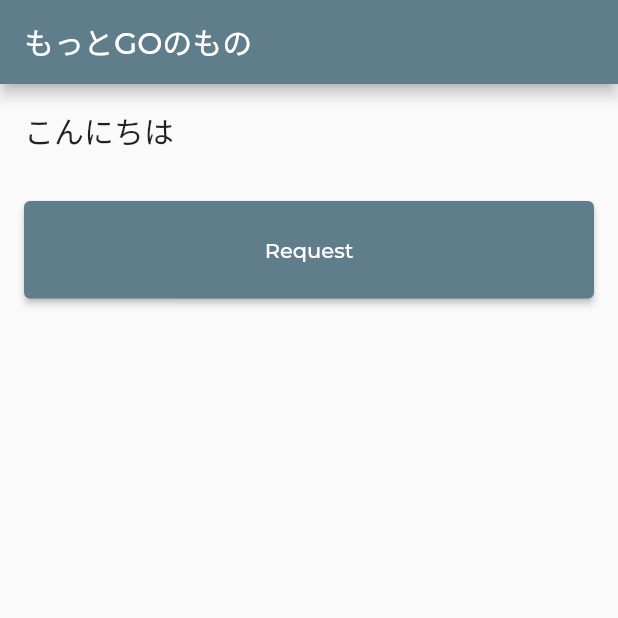
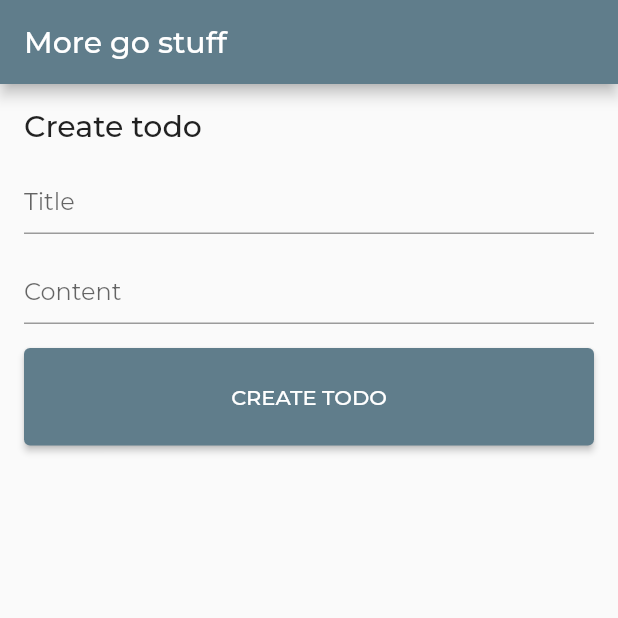
Before and after one commit to LucasVinicius314/more-go-stuff, a Flutter app: the screen it shows after launch, on a phone screen of 412 x 824 dp, the top half of it. Run offline on Flutter 3.47's test engine with Material 2 defaults, Android fonts, the phone set to English and light mode, and no system bars; our stand-ins replace google_fonts, tuple; missing offline and left inert: grpc, protobuf.

Commit message:
create todo

```diff
--- a/app/lib/modules/main_page.dart
+++ b/app/lib/modules/main_page.dart
@@ -1,7 +1,6 @@
-import 'package:flutter/foundation.dart';
 import 'package:flutter/material.dart';
-import 'package:grpc/grpc.dart';
 import 'package:more_go_stuff/generated/todo/todo.pbgrpc.dart';
+import 'package:more_go_stuff/models/todo.dart';
 
 class MainPage extends StatefulWidget {
   const MainPage({Key? key}) : super(key: key);
@@ -13,63 +12,149 @@ class MainPage extends StatefulWidget {
 }
 
 class _MainPageState extends State<MainPage> {
+  final _titleFocusNode = FocusNode();
+  final _contentFocusNode = FocusNode();
+
+  final _titleController = TextEditingController();
+  final _contentController = TextEditingController();
+
+  final _formKey = GlobalKey<FormState>();
+
+  bool _waiting = false;
+
+  Future<void> _createTodo() async {
+    if (_formKey.currentState?.validate() != true) return;
+
+    try {
+      setState(() {
+        _waiting = true;
+      });
+
+      final title = _titleController.text;
+      final content = _contentController.text;
+
+      final response = await Todo.addTodo(
+        AddTodoRequest()
+          ..title = title
+          ..content = content,
+      );
+
+      _titleController.clear();
+      _contentController.clear();
+
+      await showDialog(
+        context: context,
+        builder: (context) {
+          return AlertDialog(
+            title: const Text('Success'),
+            content: Text(response.message),
+            actions: [
+              TextButton(
+                child: const Text('OK'),
+                onPressed: () async {
+                  await Navigator.of(context).maybePop();
+                },
+              ),
+            ],
+          );
+        },
+      );
+    } catch (e) {
+      await showDialog(
+        context: context,
+        builder: (context) {
+          return AlertDialog(
+            title: const Text('Warning'),
+            content: const Text('Something went wrong.'),
+            actions: [
+              TextButton(
+                child: const Text('OK'),
+                onPressed: () async {
+                  await Navigator.of(context).maybePop();
+                },
+              ),
+            ],
+          );
+        },
+      );
+    } finally {
+      setState(() {
+        _waiting = false;
+      });
+    }
+  }
+
   @override
   Widget build(BuildContext context) {
     return Scaffold(
-      appBar: AppBar(title: const Text('もっとGOのもの')),
+      appBar: AppBar(title: const Text('More go stuff')),
       body: Center(
         child: ConstrainedBox(
           constraints: BoxConstraints.loose(const Size.fromWidth(768)),
+          child: Form(
+            key: _formKey,
             child: ListView(
               children: [
                 Padding(
-                padding: const EdgeInsets.all(16),
+                  padding: const EdgeInsets.only(
+                    top: 16,
+                    left: 16,
+                    right: 16,
+                  ),
                   child: Text(
-                  'こんにちは',
+                    'Create todo',
                     style: Theme.of(context).textTheme.headline6,
+                  ),
+                ),
+                Padding(
+                  padding: const EdgeInsets.symmetric(horizontal: 16),
+                  child: TextFormField(
+                    enabled: !_waiting,
+                    focusNode: _titleFocusNode,
+                    controller: _titleController,
+                    decoration: const InputDecoration(
+                      label: Text('Title'),
+                      alignLabelWithHint: true,
+                    ),
+                    validator: (value) {
+                      value ??= '';
+
+                      if (value.length <= 4) return 'Title too short.';
+                    },
+                  ),
+                ),
+                Padding(
+                  padding: const EdgeInsets.symmetric(horizontal: 16),
+                  child: TextFormField(
+                    enabled: !_waiting,
+                    focusNode: _contentFocusNode,
+                    controller: _contentController,
+                    decoration: const InputDecoration(
+                      label: Text('Content'),
+                      alignLabelWithHint: true,
+                    ),
+                    validator: (value) {
+                      value ??= '';
+
+                      if (value.length <= 4) return 'Content too short.';
+                    },
                   ),
                 ),
                 Padding(
                   padding: const EdgeInsets.all(16),
                   child: ElevatedButton(
+                    onPressed: _waiting ? null : _createTodo,
                     child: const Text(
-                    'Request',
+                      'CREATE TODO',
                       textAlign: TextAlign.center,
                     ),
-                  onPressed: () async {
-                    final channel = ClientChannel(
-                      'localhost',
-                      port: 50051,
-                      options: const ChannelOptions(
-                          credentials: ChannelCredentials.insecure()),
-                    );
-
-                    final stub = TodoListClient(channel);
-
-                    try {
-                      var response = await stub.addTodo(
-                        AddTodoRequest()
-                          ..title = 'Does it work'
-                          ..content = 'Who knows',
-                      );
-
-                      if (kDebugMode) {
-                        print('Greeter client received: ${response.message}');
-                      }
-                    } catch (e) {
-                      if (kDebugMode) {
-                        rethrow;
-                      }
-                    }
-
-                    await channel.shutdown();
-                  },
                   ),
                 ),
               ],
             ),
           ),
         ),
+      ),
     );
   }
 }
--- a/app/pubspec.yaml
+++ b/app/pubspec.yaml
@@ -15,6 +15,7 @@ dependencies:
   cupertino_icons: ^1.0.2
   grpc: ^3.0.2
   google_fonts: 2.1.1
+  tuple: ^2.0.0
 
 dev_dependencies:
   flutter_test:
```
Also changed, not shown: app/lib/models/todo.dart (added, +48 -0 lines), app/pubspec.lock. Lines whose indentation alone changed are shown as unchanged.
